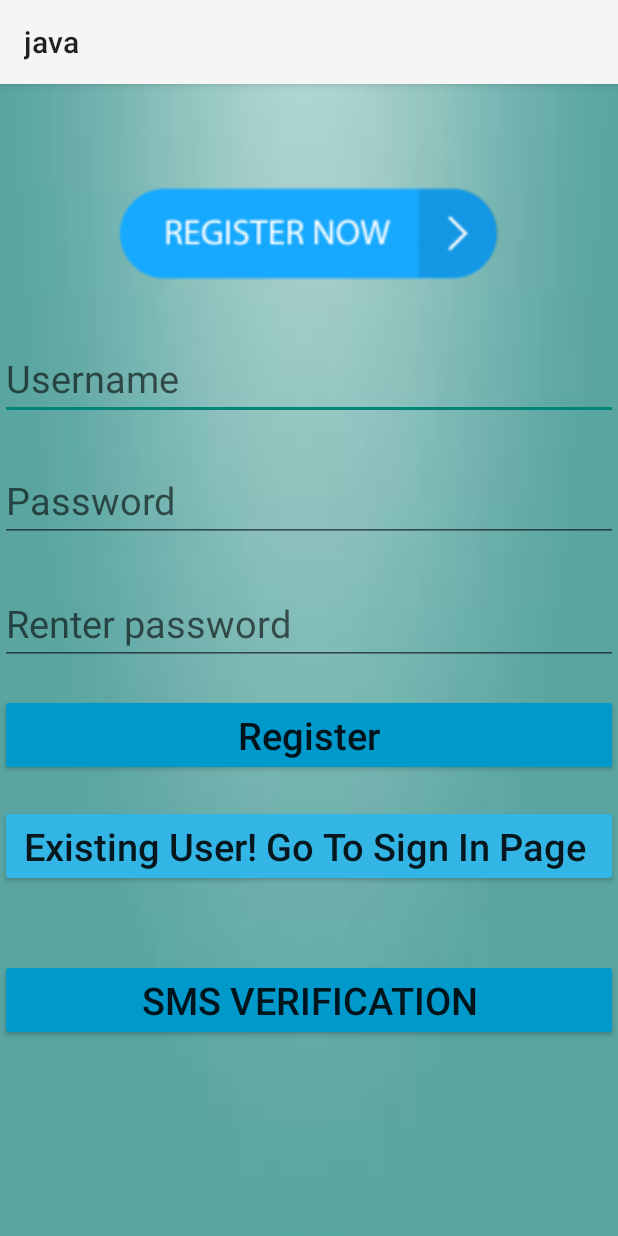
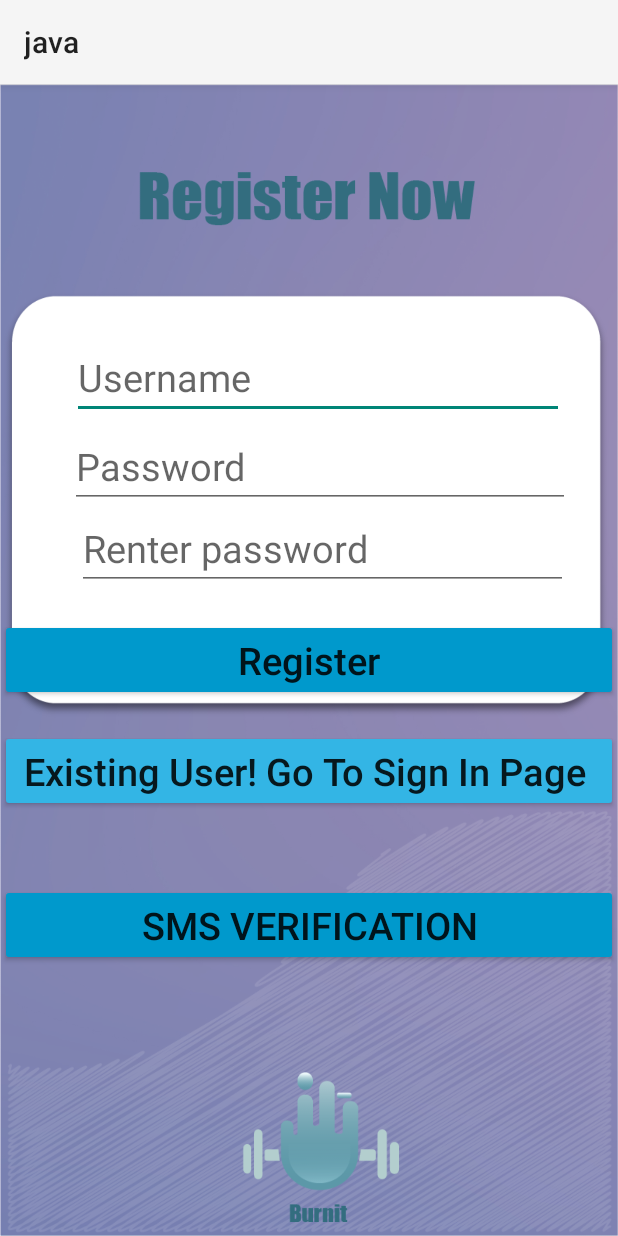
Before and after one commit to FatmaNL/Burn-it, an Android app: the screen it shows after launch (MainActivity), on a phone screen of 412 x 824 dp. Run offline under Robolectric (Android 15) with nearby library versions, the phone set to English and light mode, and no system bars.

Commit message:
register

```diff
--- a/app/src/main/res/layout/activity_main.xml
+++ b/app/src/main/res/layout/activity_main.xml
@@ -4,42 +4,49 @@
     xmlns:tools="http://schemas.android.com/tools"
     android:layout_width="match_parent"
     android:layout_height="match_parent"
-    android:background="@drawable/bgclogin"
+    android:background="@drawable/registerrrr"
     tools:context=".MainActivity">
 
     <ImageView
         android:id="@+id/imageView"
         android:layout_width="match_parent"
         android:layout_height="200dp"
-        android:scaleType="centerCrop"
-        android:src="@drawable/register" />
+        android:scaleType="centerCrop" />
 
     <EditText
         android:id="@+id/username"
-        android:layout_width="match_parent"
+        android:layout_width="328dp"
         android:layout_height="wrap_content"
         android:layout_below="@id/imageView"
-        android:layout_marginTop="-31dp"
+        android:layout_alignParentEnd="true"
+        android:layout_marginTop="-32dp"
+
+        android:layout_marginEnd="36dp"
         android:hint="Username"
-
         android:textSize="25dp" />
 
     <EditText
         android:id="@+id/password"
-        android:layout_width="match_parent"
+        android:layout_width="333dp"
         android:layout_height="wrap_content"
         android:layout_below="@id/imageView"
-        android:layout_marginTop="50dp"
+        android:layout_alignParentEnd="true"
+
+        android:layout_marginTop="27dp"
+        android:layout_marginEnd="32dp"
         android:hint="Password"
         android:inputType="textPassword"
         android:textSize="25dp" />
 
     <EditText
         android:id="@+id/repassword"
-        android:layout_width="match_parent"
+        android:layout_width="327dp"
         android:layout_height="wrap_content"
         android:layout_below="@id/imageView"
-        android:layout_marginTop="132dp"
+        android:layout_alignParentEnd="true"
+        android:layout_marginTop="82dp"
+
+        android:layout_marginEnd="33dp"
         android:hint="Renter password"
         android:inputType="textPassword"
         android:textSize="25dp" />
```
Also changed, not shown: app/src/main/res/drawable-v24/registerrrr.png (added).
